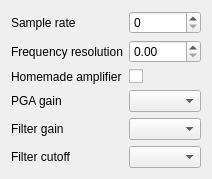
Above: Aquisition/MVC/Views/AcquisitionSettings.ui from zigorrom/PyFANS before the change. Below: the same form after it.
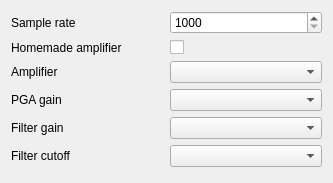
That is the form after the change.

```diff
--- a/Aquisition/MVC/Views/AcquisitionSettings.ui
+++ b/Aquisition/MVC/Views/AcquisitionSettings.ui
@@ -6,8 +6,8 @@
    <rect>
     <x>0</x>
     <y>0</y>
-    <width>194</width>
-    <height>161</height>
+    <width>333</width>
+    <height>183</height>
    </rect>
   </property>
   <property name="windowTitle">
@@ -22,42 +22,29 @@
     </widget>
    </item>
    <item row="0" column="1">
-    <widget class="QSpinBox" name="sampleRate"/>
-   </item>
-   <item row="1" column="0">
-    <widget class="QLabel" name="label_2">
-     <property name="text">
-      <string>Frequency resolution</string>
+    <widget class="QSpinBox" name="sampleRate">
+     <property name="minimum">
+      <number>1000</number>
+     </property>
+     <property name="maximum">
+      <number>500000</number>
      </property>
     </widget>
    </item>
    <item row="1" column="1">
-    <widget class="QDoubleSpinBox" name="frequencyResolution"/>
-   </item>
-   <item row="2" column="0">
-    <widget class="QLabel" name="label_3">
-     <property name="text">
-      <string>Homemade amplifier</string>
-     </property>
-    </widget>
-   </item>
-   <item row="2" column="1">
     <widget class="QCheckBox" name="homemadeAmplifier">
      <property name="text">
       <string/>
      </property>
     </widget>
    </item>
-   <item row="3" column="0">
-    <widget class="QLabel" name="label_4">
+   <item row="1" column="0">
+    <widget class="QLabel" name="label_3">
      <property name="text">
-      <string>PGA gain</string>
+      <string>Homemade amplifier</string>
      </property>
     </widget>
    </item>
-   <item row="3" column="1">
-    <widget class="QComboBox" name="pgaGain"/>
-   </item>
    <item row="4" column="0">
     <widget class="QLabel" name="label_5">
      <property name="text">
@@ -68,6 +55,19 @@
    <item row="4" column="1">
     <widget class="QComboBox" name="filterGain"/>
    </item>
+   <item row="5" column="1">
+    <widget class="QComboBox" name="filterCutoff"/>
+   </item>
+   <item row="3" column="1">
+    <widget class="QComboBox" name="pgaGain"/>
+   </item>
+   <item row="3" column="0">
+    <widget class="QLabel" name="label_4">
+     <property name="text">
+      <string>PGA gain</string>
+     </property>
+    </widget>
+   </item>
    <item row="5" column="0">
     <widget class="QLabel" name="label_6">
      <property name="text">
@@ -75,8 +75,15 @@
      </property>
     </widget>
    </item>
-   <item row="5" column="1">
-    <widget class="QComboBox" name="filterCutoff"/>
+   <item row="2" column="0">
+    <widget class="QLabel" name="label_7">
+     <property name="text">
+      <string>Amplifier</string>
+     </property>
+    </widget>
+   </item>
+   <item row="2" column="1">
+    <widget class="QComboBox" name="amplifier"/>
    </item>
   </layout>
  </widget>
```
